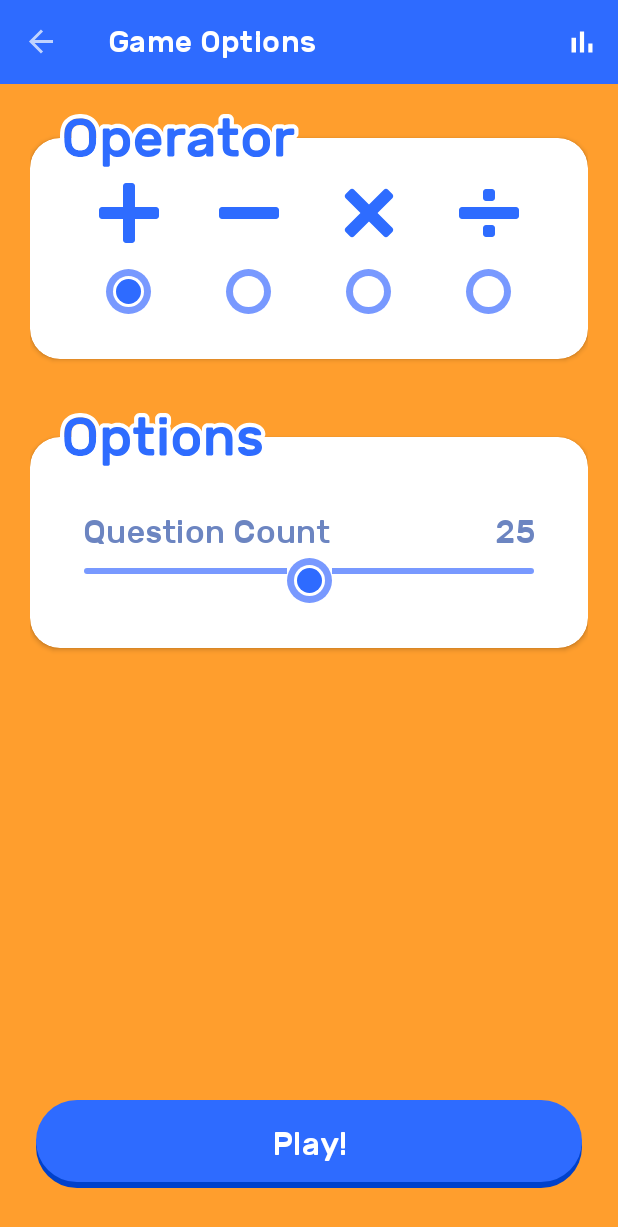
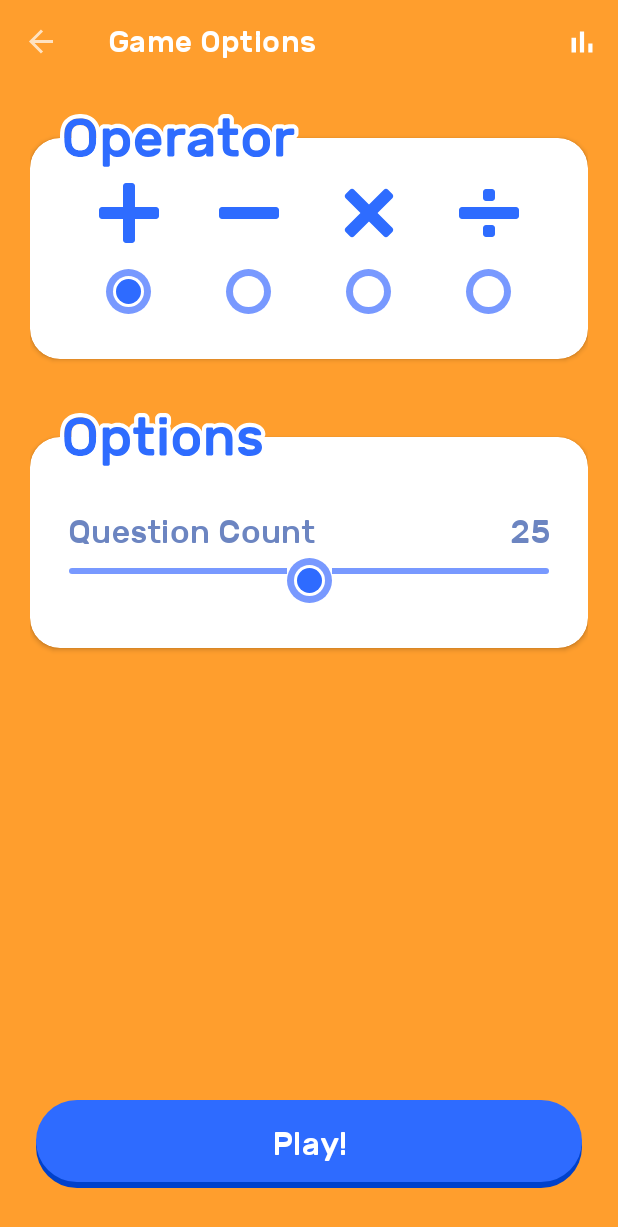
Before and after one commit to chrisolsen/mathops_android, an Android app: the GameOptionsFragment screen opened through its navigation route, on a phone screen of 412 x 824 dp. Shown: the top 1227 px of the screen. Run offline under Robolectric (Android 15) with nearby library versions, the phone set to English and light mode, and no system bars; our stand-ins replace data binding, navigation-ui.

Commit message:
make actionbar transparent

```diff
--- a/app/src/main/java/org/chrisolsen/mathops/views/landing/LandingFragment.kt
+++ b/app/src/main/java/org/chrisolsen/mathops/views/landing/LandingFragment.kt
@@ -23,8 +23,11 @@ class LandingFragment : Fragment() {
 
         binding.getStarted.setOnClickListener { view: View ->
             view.findNavController()
-                .navigate(LandingFragmentDirections.actionLandingFragmentToGameOptionsFragment())
+                .navigate(
+                    LandingFragmentDirections.actionLandingFragmentToGameOptionsFragment(),
+                )
         }
+        activity?.title = ""
         return binding.root
     }
 }
--- a/app/src/main/res/layout/activity_main.xml
+++ b/app/src/main/res/layout/activity_main.xml
@@ -10,7 +10,6 @@
         android:id="@+id/toolbar"
         android:layout_width="match_parent"
         android:layout_height="?attr/actionBarSize"
-        android:background="@color/colorPrimary"
         app:layout_constraintEnd_toEndOf="parent"
         app:layout_constraintStart_toStartOf="parent"
         app:layout_constraintTop_toTopOf="parent" />
--- a/app/src/main/res/navigation/navigation.xml
+++ b/app/src/main/res/navigation/navigation.xml
@@ -36,11 +36,12 @@
     <fragment
         android:id="@+id/landingFragment"
         android:name="org.chrisolsen.mathops.views.landing.LandingFragment"
-        android:label="MathOps"
         tools:layout="@layout/landing_fragment">
         <action
             android:id="@+id/action_landingFragment_to_gameOptionsFragment"
-            app:destination="@id/gameOptionsFragment" />
+            app:destination="@id/gameOptionsFragment"
+            app:popUpTo="@id/landingFragment"
+            app:popUpToInclusive="true" />
     </fragment>
     <fragment
         android:id="@+id/gameLogsFragment"
--- a/app/src/main/res/values/styles.xml
+++ b/app/src/main/res/values/styles.xml
@@ -2,22 +2,12 @@
 
     <style name="AppTheme" parent="Theme.MaterialComponents.NoActionBar">
         <item name="colorPrimary">@color/colorPrimary</item>
-        <item name="colorPrimaryDark">@color/colorPrimaryDark</item>
+        <item name="colorPrimaryDark">@color/colorAccent</item>
         <item name="colorAccent">@color/colorAccent</item>
         <item name="android:colorBackground">@color/colorAccent</item>
         <item name="android:textColorPrimary">@android:color/white</item>
         <item name="fontFamily">@font/rubik</item>
-
         <item name="materialButtonStyle">@style/AppTheme.Button</item>
-        <!--        <item name="colorPrimaryVariant">@color/colorPrimaryDark</item>-->
-        <!--        <item name="colorSecondaryVariant">@color/colorSecondaryDark</item>-->
-        <!--        <item name="colorSurface">@color/colorPrimary</item>-->
-        <!--        <item name="colorOnPrimary">@android:color/white</item>-->
-        <!--        <item name="colorOnSecondary">@color/my_app_color_on_secondary</item>-->
-        <!--        <item name="colorOnBackground">@color/colorPrimary</item>-->
-        <!--        <item name="colorOnError">@color/my_app_color_on_error</item>-->
-        <!--        <item name="colorOnSurface">@android:color/white</item>-->
-        <!--        <item name="scrimBackground">@color/mtrl_scrim_color</item>-->
     </style>
 
     <style name="AppTheme.Light" parent="Theme.MaterialComponents.Light.NoActionBar">
@@ -106,8 +96,8 @@
         <item name="cardBackgroundColor">@android:color/white</item>
         <item name="cardCornerRadius">20dp</item>
         <item name="contentPaddingBottom">30dp</item>
-        <item name="contentPaddingLeft">20dp</item>
-        <item name="contentPaddingRight">20dp</item>
+        <item name="contentPaddingLeft">10dp</item>
+        <item name="contentPaddingRight">10dp</item>
         <item name="contentPaddingTop">30dp</item>
     </style>
 
```
